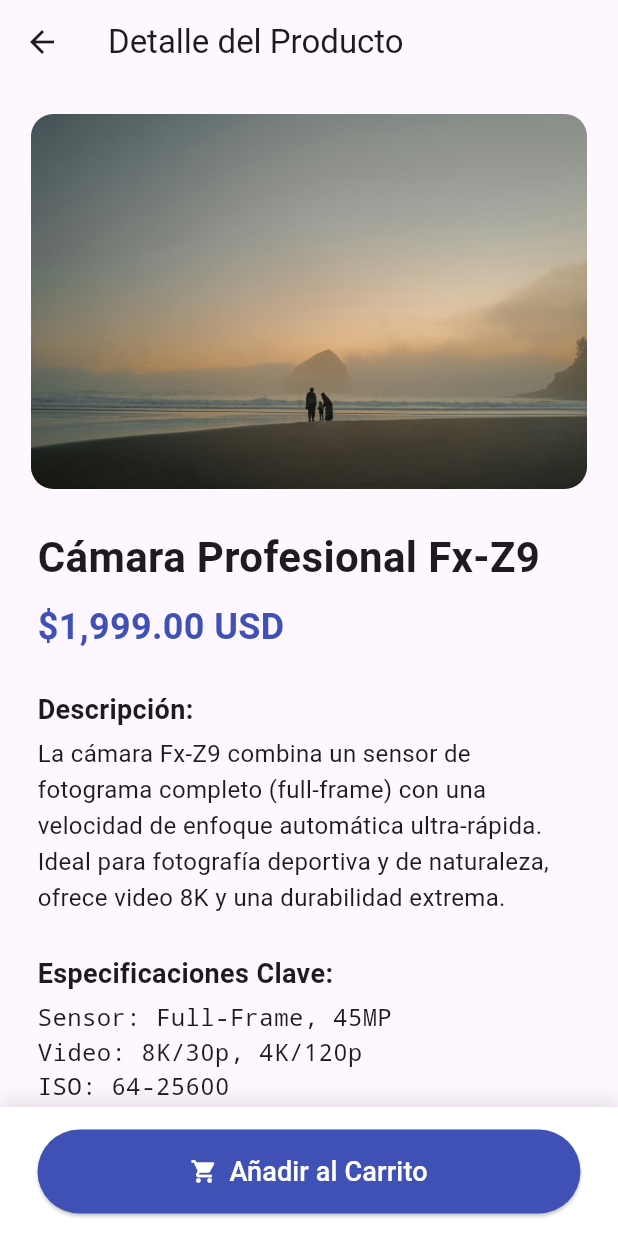
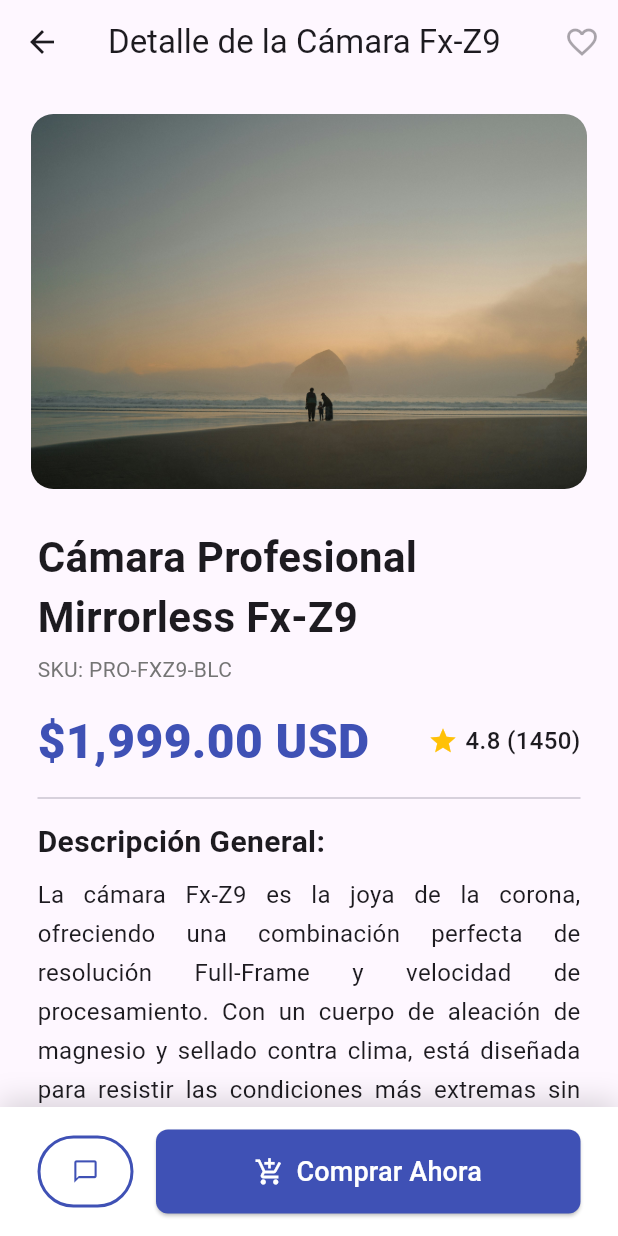
Before and after one commit to 66RAPTOR/multimedia01, a Flutter app: the ImageDetailScreen12 screen opened directly, on a phone screen of 412 x 824 dp. Run offline on Flutter 3.47's test engine with Material 3 defaults, Android fonts, the phone set to English and light mode, and no system bars; our stand-ins replace flutter_svg.

Commit message:
Modificar ImageLoadingScreen12

```diff
--- a/lib/screen/ExampleImages/image_detail_screen_12.dart
+++ b/lib/screen/ExampleImages/image_detail_screen_12.dart
@@ -1,40 +1,56 @@
 import 'package:flutter/material.dart';
 
-// 🛍️ Pantalla 12 (Destino): Vista de Detalle de Producto
+// 🛍️ Pantalla 12 (Destino): Vista de Detalle de Producto ENRIQUECIDA
 class ImageDetailScreen12 extends StatelessWidget {
   const ImageDetailScreen12({super.key});
 
-  // Datos ficticios del producto para rellenar la información.
-  final String productName = 'Cámara Profesional Fx-Z9';
+  // Datos ficticios del producto, ahora más completos.
+  final String productName = 'Cámara Profesional Mirrorless Fx-Z9';
+  final String productSku = 'SKU: PRO-FXZ9-BLC';
   final String productPrice = '\$1,999.00 USD';
+  final double productRating = 4.8;
+  final int reviewsCount = 1450;
   final String productDescription =
-      'La cámara Fx-Z9 combina un sensor de fotograma completo (full-frame) con una velocidad de enfoque automática ultra-rápida. Ideal para fotografía deportiva y de naturaleza, ofrece video 8K y una durabilidad extrema.';
-  final String productSpecs =
-      'Sensor: Full-Frame, 45MP\nVideo: 8K/30p, 4K/120p\nISO: 64-25600\nResistencia: Sellado contra clima (weather-sealed)';
+      'La cámara Fx-Z9 es la joya de la corona, ofreciendo una combinación perfecta de resolución Full-Frame y velocidad de procesamiento. Con un cuerpo de aleación de magnesio y sellado contra clima, está diseñada para resistir las condiciones más extremas sin sacrificar calidad de imagen. Es el equipo ideal para profesionales de la fotografía y el video que exigen lo mejor.';
+
+  // Especificaciones clave separadas para mejor presentación.
+  final List<String> highlights = const [
+    'Sensor Full-Frame de 45 Megapíxeles',
+    'Grabación de Video 8K/30p y 4K/120p',
+    'Estabilización de Imagen de 5 Ejes (IBIS)',
+    'Sistema de Autoenfoque con Detección Ocular',
+  ];
 
   @override
   Widget build(BuildContext context) {
     return Scaffold(
       appBar: AppBar(
-        title: const Text('Detalle del Producto'),
+        title: const Text('Detalle de la Cámara Fx-Z9'),
+        // Añadimos un ícono de favoritos para más realismo.
+        actions: const [
+          IconButton(
+            icon: Icon(Icons.favorite_border),
+            onPressed: null, // Acción ficticia
           ),
-      // Usamos SingleChildScrollView para asegurar que todo el contenido sea visible en pantallas pequeñas.
+        ],
+      ),
+      // Usamos SingleChildScrollView para asegurar que el contenido se pueda desplazar.
       body: SingleChildScrollView(
         child: Column(
-          crossAxisAlignment: CrossAxisAlignment.start, // Alinea el contenido a la izquierda.
+          crossAxisAlignment: CrossAxisAlignment.start,
           children: <Widget>[
-            // 1. EL WIDGET HERO (La transición vuela hasta aquí)
+            // 1. WIDGET HERO (La Imagen que "Aterriza")
             Center(
               child: Padding(
                 padding: const EdgeInsets.only(top: 20.0),
                 child: Hero(
-                  // CLAVE: Misma etiqueta 'tag' que la pantalla de origen (ImageLoadingScreen12).
+                  // CLAVE: Misma etiqueta 'tag' que la pantalla de origen.
                   tag: 'hero-image-12',
                   child: ClipRRect(
                     borderRadius: BorderRadius.circular(15.0),
                     child: Image.asset(
                       'assets/images/karsten_g.jpg',
-                      width: MediaQuery.of(context).size.width * 0.9, // 90% del ancho de la pantalla.
+                      width: MediaQuery.of(context).size.width * 0.9,
                       height: 250,
                       fit: BoxFit.cover,
                     ),
@@ -44,66 +60,110 @@ class ImageDetailScreen12 extends StatelessWidget {
             ),
 
             // ----------------------------------------------------
-            // 2. INFORMACIÓN DEL PRODUCTO (Detalles)
+            // 2. INFORMACIÓN BÁSICA, PRECIO Y VALORACIÓN
             // ----------------------------------------------------
             Padding(
               padding: const EdgeInsets.all(25.0),
               child: Column(
                 crossAxisAlignment: CrossAxisAlignment.start,
                 children: [
-                  // 2.1 Nombre del Producto
+                  // Nombre y SKU
+                  Text(productName, style: const TextStyle(fontSize: 28, fontWeight: FontWeight.bold)),
+                  const SizedBox(height: 5),
+                  Text(productSku, style: TextStyle(fontSize: 14, color: Colors.grey[600])),
+                  const SizedBox(height: 15),
+
+                  // Precio
+                  Row(
+                    mainAxisAlignment: MainAxisAlignment.spaceBetween,
+                    children: [
                       Text(
-                    productName,
+                        productPrice,
                         style: const TextStyle(
-                      fontSize: 28,
-                      fontWeight: FontWeight.bold,
+                          fontSize: 32,
+                          fontWeight: FontWeight.w800,
+                          color: Colors.indigo,
                         ),
                       ),
-                  const SizedBox(height: 10),
-
-                  // 2.2 Precio del Producto
+                      // Valoración (Rating)
+                      Row(
+                        children: [
+                          const Icon(Icons.star, color: Colors.amber, size: 20),
+                          const SizedBox(width: 5),
                           Text(
-                    productPrice,
-                    style: TextStyle(
-                      fontSize: 24,
-                      fontWeight: FontWeight.w600,
-                      color: Colors.indigo, // El mismo color que el botón Hero original.
-                    ),
-                  ),
-                  const SizedBox(height: 25),
-
-                  // 2.3 Sección de Descripción
-                  const Text(
-                    'Descripción:',
-                    style: TextStyle(fontSize: 18, fontWeight: FontWeight.bold),
-                  ),
-                  const SizedBox(height: 5),
-                  Text(
-                    productDescription,
-                    style: const TextStyle(fontSize: 16, height: 1.5),
-                  ),
-                  const SizedBox(height: 25),
-
-                  // 2.4 Sección de Especificaciones
-                  const Text(
-                    'Especificaciones Clave:',
-                    style: TextStyle(fontSize: 18, fontWeight: FontWeight.bold),
-                  ),
-                  const SizedBox(height: 5),
-                  // Se usa Text para mostrar las especificaciones separadas por saltos de línea.
-                  Text(
-                    productSpecs,
-                    style: const TextStyle(fontSize: 16, fontFamily: 'monospace'),
+                            '${productRating.toStringAsFixed(1)} (${reviewsCount})', // Muestra 4.8 (1450)
+                            style: const TextStyle(fontSize: 16, fontWeight: FontWeight.w500),
                           ),
                         ],
                       ),
+                    ],
                   ),
+                  const Divider(height: 30),
+
+                  // 2.3 SECCIÓN DE OPCIONES DE MODELO/COLOR
+
+                  /*const Text(
+                    'Opciones de Modelo:',
+                    style: TextStyle(fontSize: 18, fontWeight: FontWeight.bold),
+                  ),
+                  const SizedBox(height: 10),
+                  // Fila de Chips para seleccionar modelos
+                  Row(
+                    children: [
+                      _buildModelChip('Cuerpo', Colors.indigo, true), // Modelo seleccionado
+                      const SizedBox(width: 10),
+                      _buildModelChip('Kit 24-70mm', Colors.grey, false),
+                      const SizedBox(width: 10),
+                      _buildModelChip('Kit 70-200mm', Colors.grey, false),
+                    ],
+                  ),
+                  const Divider(height: 30),*/
+
+
+                  // 2.4 DESCRIPCIÓN EXTENDIDA
+                  const Text(
+                    'Descripción General:',
+                    style: TextStyle(fontSize: 20, fontWeight: FontWeight.bold),
+                  ),
+                  const SizedBox(height: 8),
+                  Text(
+                    productDescription,
+                    style: const TextStyle(fontSize: 16, height: 1.6),
+                    textAlign: TextAlign.justify,
+                  ),
+                  const SizedBox(height: 30),
+
+
+                  // 2.5 CARACTERÍSTICAS (HIGHLIGHTS)
+                  const Text(
+                    'Características Destacadas:',
+                    style: TextStyle(fontSize: 20, fontWeight: FontWeight.bold),
+                  ),
+                  const SizedBox(height: 10),
+                  // Uso de Column con Row y Icono para listar puntos importantes
+                  ...highlights.map((item) => Padding(
+                    padding: const EdgeInsets.only(bottom: 8.0),
+                    child: Row(
+                      crossAxisAlignment: CrossAxisAlignment.start,
+                      children: [
+                        const Icon(Icons.check_circle_outline, color: Colors.green, size: 20),
+                        const SizedBox(width: 10),
+                        Expanded(
+                          child: Text(item, style: const TextStyle(fontSize: 16)),
+                        ),
+                      ],
+                    ),
+                  )),
+                ],
+              ),
+            ),
+            const SizedBox(height: 100), // Espacio extra para que el último contenido no se esconda detrás del bottom bar.
           ],
         ),
       ),
 
       // ----------------------------------------------------
-      // 3. BARRA INFERIOR (Botón de Acción)
+      // 3. BARRA INFERIOR DE ACCIÓN (Fixed Bottom Bar)
       // ----------------------------------------------------
       bottomNavigationBar: Container(
         padding: const EdgeInsets.symmetric(horizontal: 25, vertical: 15),
@@ -111,28 +171,66 @@ class ImageDetailScreen12 extends StatelessWidget {
           color: Colors.white,
           boxShadow: [
             BoxShadow(
-              color: Colors.black.withOpacity(0.1),
-              blurRadius: 10,
+              color: Colors.black.withOpacity(0.15),
+              blurRadius: 15,
               offset: const Offset(0, -5),
             ),
           ],
         ),
+        child: Row(
+          children: [
+            // Botón de Contacto/Preguntas
+            OutlinedButton(
+              onPressed: () {},
+              style: OutlinedButton.styleFrom(
+                padding: const EdgeInsets.symmetric(horizontal: 15, vertical: 15),
+                side: const BorderSide(color: Colors.indigo, width: 2),
+              ),
+              child: const Icon(Icons.chat_bubble_outline, color: Colors.indigo),
+            ),
+            const SizedBox(width: 15),
+            // Botón de Compra Principal
+            Expanded(
               child: ElevatedButton.icon(
                 onPressed: () {
-            // Acción ficticia al pulsar comprar.
                   ScaffoldMessenger.of(context).showSnackBar(
-              const SnackBar(content: Text('¡Producto añadido al carrito!')),
+                    const SnackBar(content: Text('¡Cámara añadida al Carrito!')),
                   );
                 },
-          icon: const Icon(Icons.shopping_cart),
-          label: const Text('Añadir al Carrito', style: TextStyle(fontSize: 18)),
+                icon: const Icon(Icons.add_shopping_cart, size: 20),
+                label: const Text('Comprar Ahora', style: TextStyle(fontSize: 18)),
                 style: ElevatedButton.styleFrom(
                   backgroundColor: Colors.indigo,
                   foregroundColor: Colors.white,
                   padding: const EdgeInsets.symmetric(vertical: 15),
+                  shape: RoundedRectangleBorder(borderRadius: BorderRadius.circular(8)),
                 ),
+              ),
+            ),
+          ],
         ),
       ),
     );
   }
+
+  // Función de ayuda para construir los chips de selección de modelo.
+  Widget _buildModelChip(String label, Color color, bool isSelected) {
+    return ChoiceChip(
+      label: Text(label),
+      selected: isSelected,
+      selectedColor: color.withOpacity(0.2),
+      backgroundColor: Colors.grey[200],
+      labelStyle: TextStyle(
+        color: isSelected ? color : Colors.black87,
+        fontWeight: isSelected ? FontWeight.bold : FontWeight.normal,
+      ),
+      shape: RoundedRectangleBorder(
+        borderRadius: BorderRadius.circular(8),
+        side: isSelected ? BorderSide(color: color, width: 2) : BorderSide.none,
+      ),
+      onSelected: (bool selected) {
+        // En un estado real, se usaría setState para cambiar el modelo seleccionado.
+      },
+    );
   }
+}
--- a/lib/screen/ExampleImages/image_loading_screen_12.dart
+++ b/lib/screen/ExampleImages/image_loading_screen_12.dart
@@ -50,6 +50,7 @@ class ImageLoadingScreen12 extends StatelessWidget {
                 ),
               ),
             ),
+
           ],
         ),
       ),
```
Lines whose indentation alone changed are shown as unchanged.
